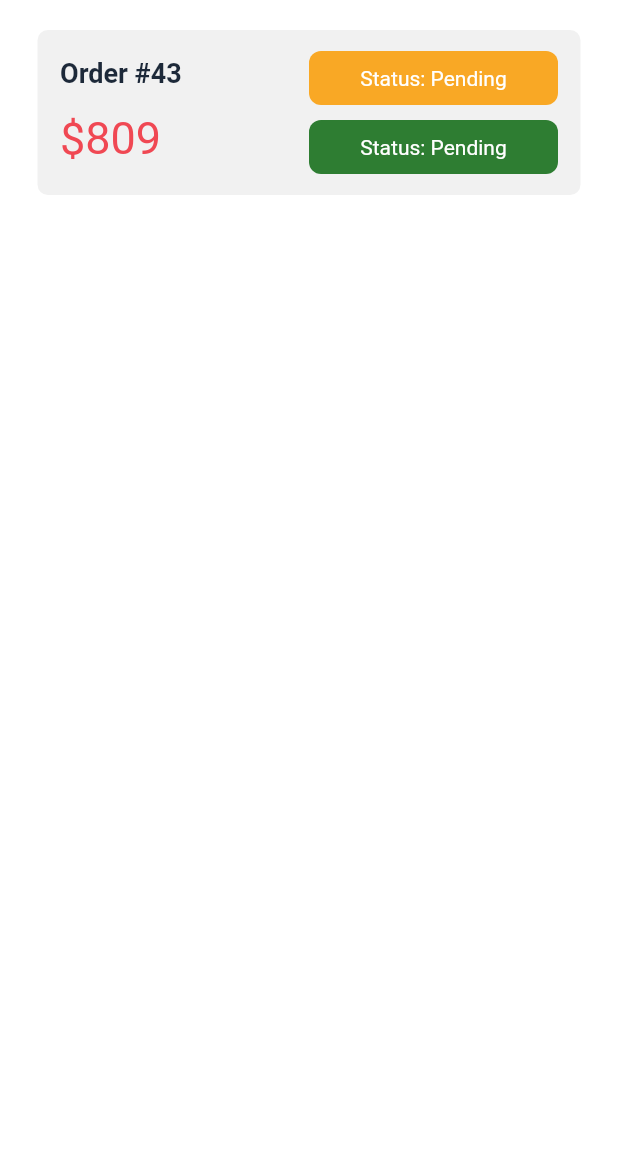
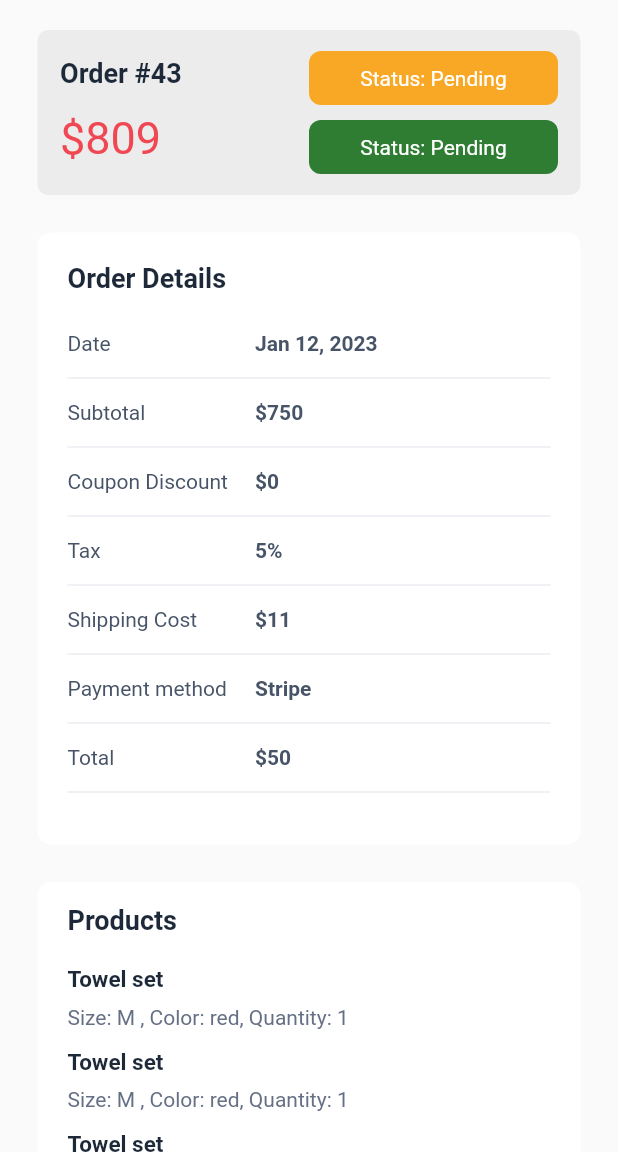
Before and after one commit to parthamjangir2020/Nazmart-mobile-app, a Flutter app: the OrderDetailsPage screen opened directly, on a phone screen of 412 x 824 dp, the part 84-1236 px from its top. Run offline on Flutter 3.47's test engine with Material 2 defaults, Android fonts, the phone set to English and light mode, and no system bars; our stand-ins replace auto_size_text, cached_network_image, carousel_slider, connectivity, dio, expandable and 18 more; missing offline and left inert: cashfree_pg, colorlizer, custom_timer, flutter_facebook_auth, flutter_inappwebview, flutter_stripe and 4 more; accounts and stored records are empty; project files that could hold a hidden picture were left out.

Commit message:
order details page frontend

```diff
--- a/lib/view/order/components/order_details.dart
+++ b/lib/view/order/components/order_details_section.dart
@@ -2,8 +2,8 @@ import 'package:flutter/material.dart';
 import 'package:no_name_ecommerce/view/utils/common_helper.dart';
 import 'package:no_name_ecommerce/view/utils/constant_styles.dart';
 
-class AmountDetails extends StatelessWidget {
-  const AmountDetails({Key? key}) : super(key: key);
+class OrderDetailsSection extends StatelessWidget {
+  const OrderDetailsSection({Key? key}) : super(key: key);
 
   @override
   Widget build(BuildContext context) {
@@ -16,7 +16,7 @@ class AmountDetails extends StatelessWidget {
               color: Colors.white, borderRadius: BorderRadius.circular(9)),
           child:
               Column(crossAxisAlignment: CrossAxisAlignment.start, children: [
-            titleCommon('Amount Details'),
+            titleCommon('Order Details'),
             const SizedBox(
               height: 25,
             ),
@@ -24,7 +24,7 @@ class AmountDetails extends StatelessWidget {
 
             bRow('Date', 'Jan 12, 2023'),
 
-            bRow('Subtota', '\$750'),
+            bRow('Subtotal', '\$750'),
 
             bRow('Coupon Discount', '\$0'),
 
--- /dev/null
+++ b/lib/view/order/components/ordered_products.dart
@@ -0,0 +1,36 @@
+import 'package:flutter/material.dart';
+import 'package:no_name_ecommerce/view/utils/common_helper.dart';
+import 'package:no_name_ecommerce/view/utils/constant_styles.dart';
+
+class OrderedProducts extends StatelessWidget {
+  const OrderedProducts({
+    Key? key,
+  }) : super(key: key);
+
+  @override
+  Widget build(BuildContext context) {
+    return Container(
+      margin: const EdgeInsets.only(bottom: 25),
+      width: double.infinity,
+      padding: const EdgeInsets.symmetric(horizontal: 20, vertical: 15),
+      decoration: BoxDecoration(
+          color: Colors.white, borderRadius: BorderRadius.circular(9)),
+      child: Column(
+        crossAxisAlignment: CrossAxisAlignment.start,
+        children: [
+          titleCommon('Products'),
+          const SizedBox(
+            height: 20,
+          ),
+          for (int i = 0; i < 3; i++)
+            Column(crossAxisAlignment: CrossAxisAlignment.start, children: [
+              titleCommon('Towel set', fontsize: 15),
+              sizedboxCustom(5),
+              paragraphCommon('Size: M , Color: red, Quantity: 1'),
+              sizedboxCustom(12),
+            ])
+        ],
+      ),
+    );
+  }
+}
--- a/lib/view/order/order_details_page.dart
+++ b/lib/view/order/order_details_page.dart
@@ -1,4 +1,6 @@
 import 'package:flutter/material.dart';
+import 'package:no_name_ecommerce/view/order/components/order_details_section.dart';
+import 'package:no_name_ecommerce/view/order/components/ordered_products.dart';
 import 'package:no_name_ecommerce/view/utils/common_helper.dart';
 import 'package:no_name_ecommerce/view/utils/constant_colors.dart';
 import 'package:no_name_ecommerce/view/utils/constant_styles.dart';
@@ -12,7 +14,9 @@ class OrderDetailsPage extends StatelessWidget {
       appBar: appbarCommon('Order details', context, (() {
         Navigator.pop(context);
       })),
-      body: Container(
+      backgroundColor: bgColor,
+      body: SingleChildScrollView(
+        child: Container(
           margin: const EdgeInsets.only(top: 20),
           padding: EdgeInsets.symmetric(horizontal: screenPadHorizontal),
           child: Column(children: [
@@ -21,7 +25,8 @@ class OrderDetailsPage extends StatelessWidget {
                 decoration: BoxDecoration(
                     color: Colors.grey.withOpacity(.15),
                     borderRadius: BorderRadius.circular(7)),
-              padding: const EdgeInsets.symmetric(vertical: 14, horizontal: 15),
+                padding:
+                    const EdgeInsets.symmetric(vertical: 14, horizontal: 15),
                 child: Row(
                   children: [
                     Expanded(
@@ -51,7 +56,17 @@ class OrderDetailsPage extends StatelessWidget {
 
             //==========>
             // order details
+
+            sizedboxCustom(25),
+            const OrderDetailsSection(),
+
+            const OrderedProducts(),
+
+            buttonPrimary('Request refund', (() {}), bgColor: Colors.red),
+
+            sizedboxCustom(25),
           ]),
+        ),
       ),
     );
   }
```
Lines whose indentation alone changed are shown as unchanged.
